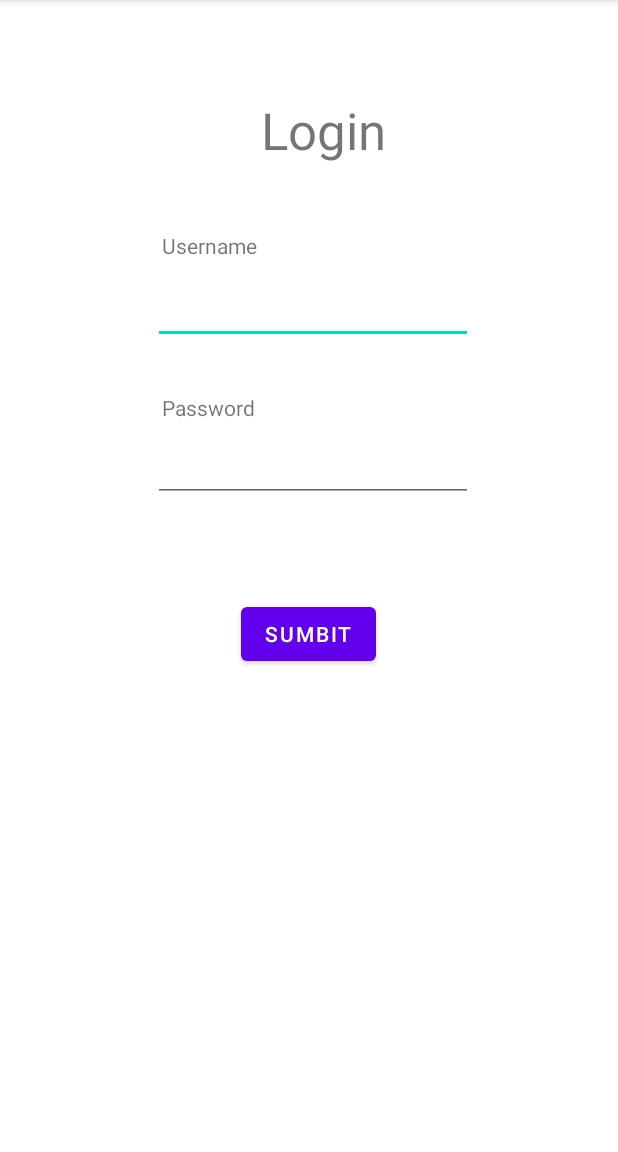
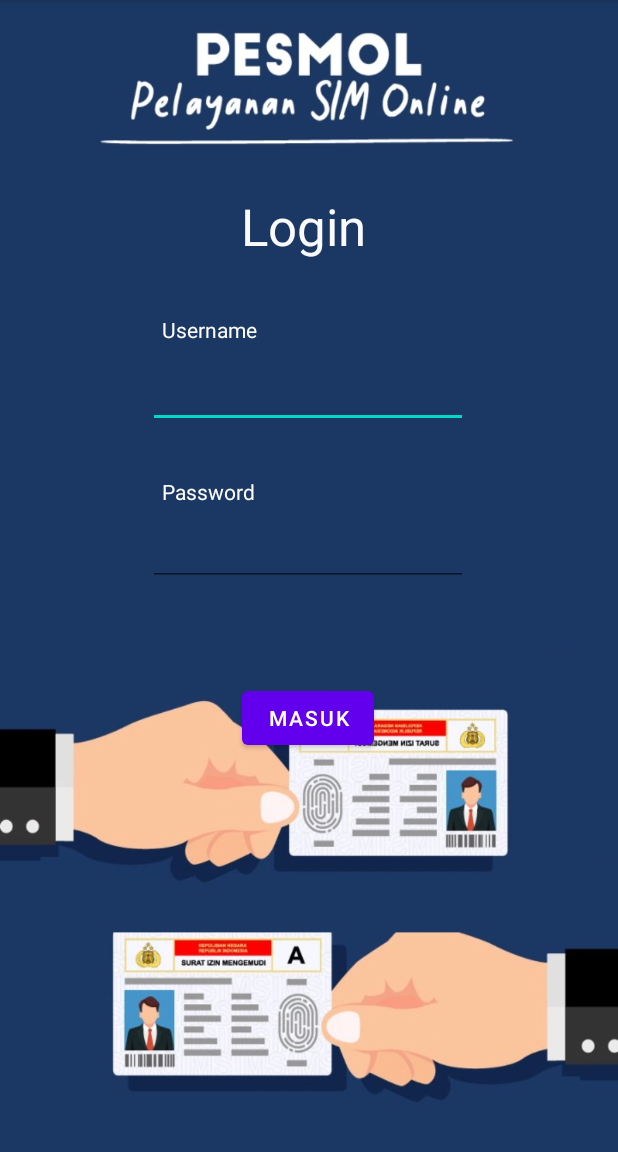
Before and after one commit to tasyawj/SimOnline, an Android app: the screen it shows after launch (MainActivity), on a phone screen of 412 x 824 dp, the part 84-1236 px from its top. Run offline under Robolectric (Android 15) with nearby library versions, the phone set to English and light mode, and no system bars.

Commit message:
Project UAS E-Business

```diff
--- a/app/src/main/java/com/example/SimOnline/FirebaseHelper.java
+++ b/app/src/main/java/com/example/SimOnline/FirebaseHelper.java
@@ -23,7 +23,7 @@ public class FirebaseHelper {
     public static final String COLUMN_NAMA = "nama";
     public static final String COLUMN_ALAMAT = "alamat";
     public static final String COLUMN_NOHP = "nohp";
-    public static final String COLUMN_TGLLAHIR = "tgllahit";
+    public static final String COLUMN_TGLLAHIR = "tgllahir";
     public static final String TABLE_NAME = "mhstb";
 
     ArrayList<MhsModel> mhsList ;
--- a/app/src/main/java/com/example/SimOnline/ListMhsActivity.java
+++ b/app/src/main/java/com/example/SimOnline/ListMhsActivity.java
@@ -56,7 +56,7 @@ public class ListMhsActivity extends AppCompatActivity {
 
                                 break;
                             case 1 :
-                                Intent intent_main = new Intent(ListMhsActivity.this, MainActivity.class);
+                                Intent intent_main = new Intent(ListMhsActivity.this, sim.class);
                                 intent_main.putExtra("mhsData", mm);
 
                                 startActivity(intent_main);
@@ -77,7 +77,7 @@ public class ListMhsActivity extends AppCompatActivity {
         fabTambah.setOnClickListener(new View.OnClickListener() {
             @Override
             public void onClick(View view) {
-                startActivity(new Intent(ListMhsActivity.this, MainActivity.class));
+                startActivity(new Intent(ListMhsActivity.this, sim.class));
             }
         });
 
--- a/app/src/main/java/com/example/SimOnline/MainActivity.java
+++ b/app/src/main/java/com/example/SimOnline/MainActivity.java
@@ -22,9 +22,9 @@ public class MainActivity extends AppCompatActivity {
         EditText edusername = (EditText) findViewById(R.id.edusername);
         EditText edpassword = (EditText) findViewById(R.id.edpassword);
 
-        Button btnsumbit = (Button) findViewById(R.id. btnsumbit);
+        Button btnsubmit = (Button) findViewById(R.id.btnsubmit);
 
-        btnsumbit.setOnClickListener(new View.OnClickListener() {
+        btnsubmit.setOnClickListener(new View.OnClickListener() {
             @Override
             public void onClick(View view) {
 
@@ -33,15 +33,16 @@ public class MainActivity extends AppCompatActivity {
                     Toast.makeText(getApplicationContext(), "Isian tidak valid", Toast.LENGTH_LONG).show();
                 }else{
                     // JIKA KEDUA ISIAN TELAH TERISI
-                    if ((edusername.getText().toString().trim().equals(username_valid)) && (edpassword.getText().toString().trim().equals(password_valid))) {
-                        Toast.makeText(getApplicationContext(), "Login berhasil", Toast.LENGTH_LONG).show();
+                    if ((edusername.getText().toString().trim().equals(username_valid)) && (edpassword.getText().toString().trim().equals(password_valid))
+                    ) {
+                        //Toast.makeText(getApplicationContext(), "Login Berhasil", Toast.LENGTH_SHORT).show();
 
-                        Intent intent_dasboard = new Intent (MainActivity.this, com.example.SimOnline.sim.class);
-                        intent_dasboard.putExtra("username",username_valid);
-                        startActivity(intent_dasboard);
+                        Intent intent_dashboard = new Intent(MainActivity.this, sim.class);
+                        intent_dashboard.putExtra("Username",username_valid);
+                        startActivity(intent_dashboard);
 
                     } else {
-                        Toast.makeText(getApplicationContext(), "Login gagal", Toast.LENGTH_LONG).show();
+                        Toast.makeText(getApplicationContext(), "Login Gagal", Toast.LENGTH_SHORT).show();
                     }
 
                 }
--- a/app/src/main/java/com/example/SimOnline/sim.java
+++ b/app/src/main/java/com/example/SimOnline/sim.java
@@ -30,7 +30,7 @@ public class sim extends AppCompatActivity {
     @Override
     protected void onCreate(Bundle savedInstanceState) {
         super.onCreate(savedInstanceState);
-        setContentView(R.layout.activity_main);
+        setContentView(R.layout.activity_sim);
 
         EditText edNama = (EditText) findViewById(R.id.edNama);
         EditText edAlamat = (EditText) findViewById(R.id.edAlamat);
@@ -134,7 +134,7 @@ public class sim extends AppCompatActivity {
                 if(mhsList.isEmpty()){
                     Toast.makeText(getApplicationContext(), "Belum ada data", Toast.LENGTH_SHORT).show();
                 }else{
-                    Intent intent_list = new Intent(com.example.SimOnline.sim.this, ListMhsActivity.class);
+                    Intent intent_list = new Intent(sim.this, ListMhsActivity.class);
                     intent_list.putParcelableArrayListExtra("mhsList", mhsList);
                     startActivity(intent_list);
                 }
--- a/app/src/main/res/layout/activity_listmhs.xml
+++ b/app/src/main/res/layout/activity_listmhs.xml
@@ -9,7 +9,8 @@
     <androidx.recyclerview.widget.RecyclerView
         android:id="@+id/recyclerView"
         android:layout_width="match_parent"
-        android:layout_height="match_parent" />
+        android:layout_height="match_parent"
+        android:background="@drawable/halaman" />
 
     <com.google.android.material.floatingactionbutton.FloatingActionButton
         android:id="@+id/fabTambah"
--- a/app/src/main/res/layout/activity_main.xml
+++ b/app/src/main/res/layout/activity_main.xml
@@ -4,17 +4,19 @@
     xmlns:tools="http://schemas.android.com/tools"
     android:layout_width="match_parent"
     android:layout_height="match_parent"
+    android:background="@drawable/login"
     tools:context=".MainActivity">
 
     <TextView
         android:id="@+id/textView2"
         android:layout_width="wrap_content"
         android:layout_height="wrap_content"
-        android:layout_marginTop="64dp"
+        android:layout_marginTop="128dp"
         android:text="Login"
+        android:textColor="#FAFAFA"
         android:textSize="34sp"
         app:layout_constraintEnd_toEndOf="parent"
-        app:layout_constraintHorizontal_bias="0.529"
+        app:layout_constraintHorizontal_bias="0.489"
         app:layout_constraintStart_toStartOf="parent"
         app:layout_constraintTop_toTopOf="parent" />
 
@@ -22,12 +24,13 @@
         android:id="@+id/edusername"
         android:layout_width="wrap_content"
         android:layout_height="wrap_content"
-        android:layout_marginTop="72dp"
+        android:layout_marginTop="64dp"
         android:ems="10"
         android:inputType="textPersonName"
         android:minHeight="48dp"
+        android:textColor="#FFFFFF"
         app:layout_constraintEnd_toEndOf="parent"
-        app:layout_constraintHorizontal_bias="0.512"
+        app:layout_constraintHorizontal_bias="0.497"
         app:layout_constraintStart_toStartOf="parent"
         app:layout_constraintTop_toBottomOf="@+id/textView2"
         tools:ignore="SpeakableTextPresentCheck" />
@@ -39,18 +42,19 @@
         android:layout_marginTop="60dp"
         android:ems="10"
         android:inputType="textPassword"
+        android:textColor="#FFFEFE"
         app:layout_constraintEnd_toEndOf="parent"
-        app:layout_constraintHorizontal_bias="0.512"
+        app:layout_constraintHorizontal_bias="0.497"
         app:layout_constraintStart_toStartOf="parent"
         app:layout_constraintTop_toBottomOf="@+id/edusername"
         tools:ignore="TouchTargetSizeCheck,SpeakableTextPresentCheck,SpeakableTextPresentCheck" />
 
     <Button
-        android:id="@+id/btnsumbit"
+        android:id="@+id/btnsubmit"
         android:layout_width="wrap_content"
         android:layout_height="wrap_content"
         android:layout_marginTop="64dp"
-        android:text="SUMBIT"
+        android:text="MASUK"
         app:layout_constraintEnd_toEndOf="parent"
         app:layout_constraintHorizontal_bias="0.498"
         app:layout_constraintStart_toStartOf="parent"
@@ -63,6 +67,7 @@
         android:layout_marginStart="108dp"
         android:layout_marginBottom="8dp"
         android:text="Username"
+        android:textColor="#FDFDFD"
         app:layout_constraintBottom_toTopOf="@+id/edusername"
         app:layout_constraintStart_toStartOf="parent" />
 
@@ -73,6 +78,7 @@
         android:layout_marginStart="108dp"
         android:layout_marginBottom="8dp"
         android:text="Password"
+        android:textColor="#FDFDFD"
         app:layout_constraintBottom_toTopOf="@+id/edpassword"
         app:layout_constraintStart_toStartOf="parent" />
 
--- a/app/src/main/res/layout/item_listmhs.xml
+++ b/app/src/main/res/layout/item_listmhs.xml
@@ -11,7 +11,7 @@
     <androidx.cardview.widget.CardView
         android:id="@+id/cvItem"
         android:layout_width="match_parent"
-        android:layout_height="wrap_content"
+        android:layout_height="115dp"
         app:cardBackgroundColor="#FBF0D2">
 
         <LinearLayout
@@ -53,4 +53,5 @@
 
         </LinearLayout>
     </androidx.cardview.widget.CardView>
+
 </LinearLayout>
```
Also changed, not shown: app/src/main/java/com/example/SimOnline/MhsModel.java (+4 -4 lines), app/src/main/res/layout/activity_sim.xml (+88 -85 lines).
